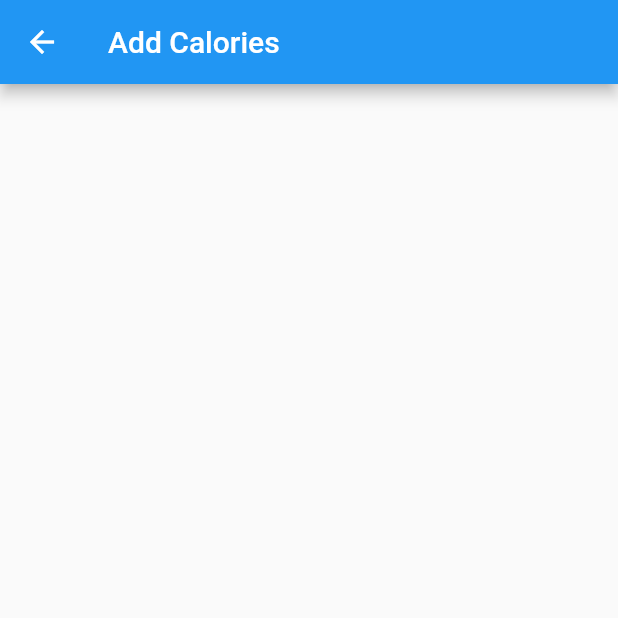
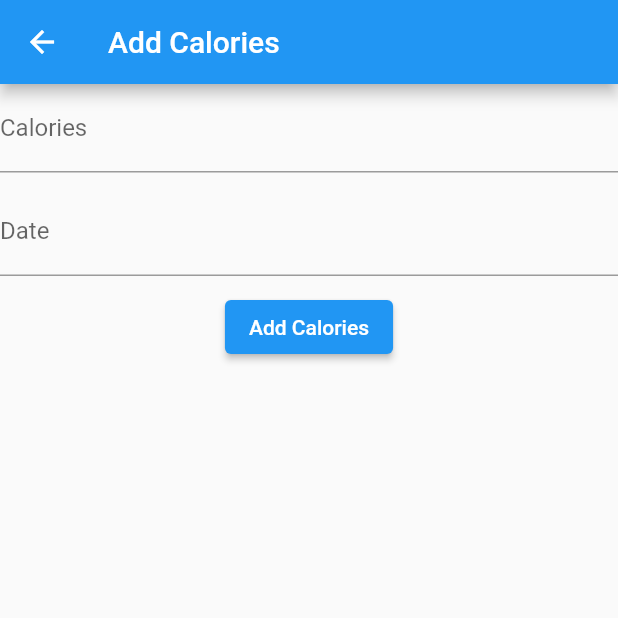
Before and after one commit to abdulmalikalomayri/fitnessapp, a Flutter app: the CaloriesForm screen opened directly, on a phone screen of 412 x 824 dp, the top half of it. Run offline on Flutter 3.47's test engine with Material 2 defaults, Android fonts, the phone set to English and light mode, and no system bars; our stand-ins replace cloud_firestore, firebase_auth, firebase_core, font_awesome_flutter, page_transition, share_plus and 1 more; missing offline and left inert: dart:js_interop, flutter_3d_choice_chip, pretty_gauge; accounts and stored records are empty.

Commit message:
add calories form

```diff
--- a/lib/view/calories_form.dart
+++ b/lib/view/calories_form.dart
@@ -12,6 +12,9 @@ class CaloriesForm extends StatefulWidget {
 class _CaloriesFormState extends State<CaloriesForm> {
   // get connection to the users table from firebase
   final CollectionReference _users = FirebaseFirestore.instance.collection('users');
+  final TextEditingController _calorieController = TextEditingController();
+  final TextEditingController _dateController = TextEditingController();
+
 
   @override
   Widget build(BuildContext context) => Scaffold(
@@ -19,33 +22,44 @@ class _CaloriesFormState extends State<CaloriesForm> {
       title: Text("Add Calories"),
 
     ),
-    body: StreamBuilder(
-      stream: _users.snapshots(),
-      builder: (context, AsyncSnapshot<QuerySnapshot> streamSnapshot) {
-        if(streamSnapshot.hasData) {
-          return ListView.builder(
-            itemCount: streamSnapshot.data!.docs.length,
-            itemBuilder: (context, index) {
-              final DocumentSnapshot documentSnapshot = streamSnapshot.data!.docs[index];
-              return ListTile(
-                title: Text(documentSnapshot['calorie'].toString()),
-                subtitle: Text(documentSnapshot['date']),
-                trailing: IconButton(
-                  icon: Icon(Icons.delete),
-                  onPressed: () async {
-                    await _users.doc(documentSnapshot.id).delete();
-                  },
-                ),
+    body: Center(
+      child: Column(
+        children: [
+          TextField(
+            controller: _calorieController,
+            decoration: InputDecoration(
+              labelText: 'Calories',
+            ),
+          ),
+          SizedBox(height: 10,),
+          TextField(
+            controller: _dateController,
+            decoration: InputDecoration(
+              labelText: 'Date',
+            ),
+          ),
+          SizedBox(height: 10,),
+          ElevatedButton(
+            onPressed: () async {
+
+              final String date = _dateController.text;
+              var calorieString = _calorieController.text;
+              final int calorie = int.parse(calorieString);
+              await _users.add({
+                'date': date,
+                'calorie': calorie,
+              });
+
+              Navigator.push(
+              context,
+                MaterialPageRoute(builder: (_) => CaloriesResult()),
               );
             },
-          );
-        }
-        return Center(
-          child: CircularProgressIndicator(),
-        );
-      }
+            child: Text("Add Calories")
+          )
 
+        ],
+      ),
     )
   );
-
 }
--- a/lib/view/calories_result.dart
+++ b/lib/view/calories_result.dart
@@ -13,10 +13,21 @@ class _CaloriesResultState extends State<CaloriesResult> {
   // get connection to the users table from firebase
   final CollectionReference _users = FirebaseFirestore.instance.collection('users');
 
+  // int totalCalories = 0;
+  // int getAllCalories(int cal){
+
+  //   _users.get().then((QuerySnapshot querySnapshot) {
+  //     querySnapshot.docs.forEach((doc) {
+  //       totalCalories += int.parse(doc["calorie"]);
+  //     });
+  //   });
+  //   return totalCalories;
+  // }
+
   @override
   Widget build(BuildContext context) => Scaffold(
     appBar: AppBar(
-      title: Text("Add Calories"),
+      title: Text("Calories Result"),
 
     ),
     body: StreamBuilder(
```
